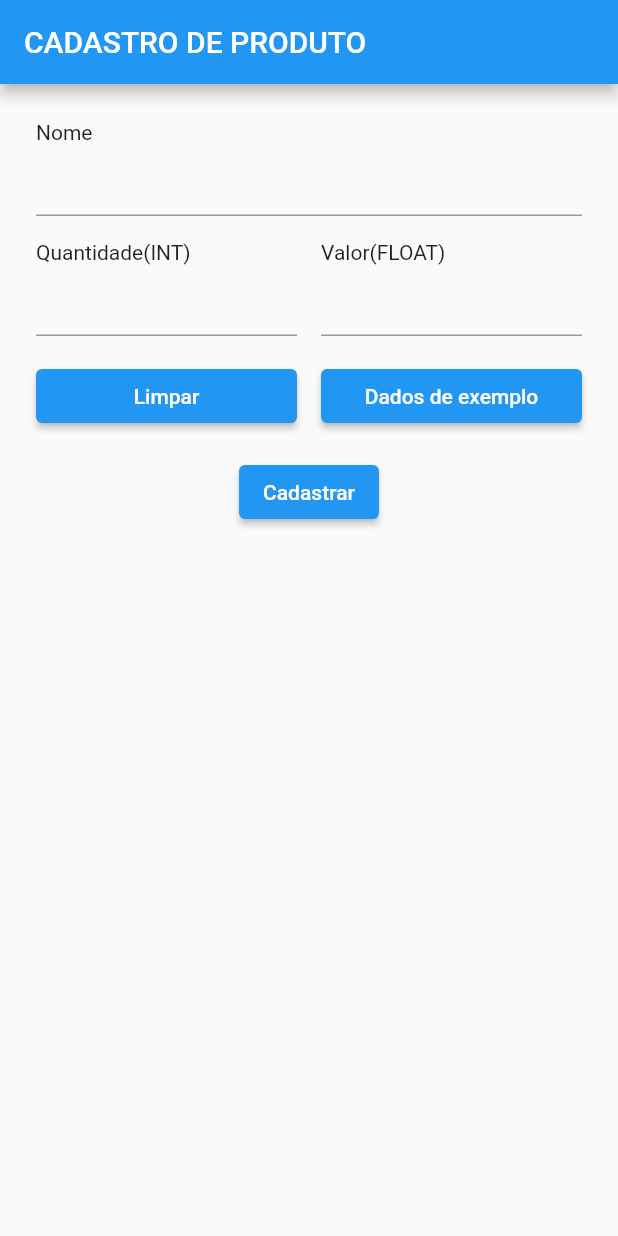
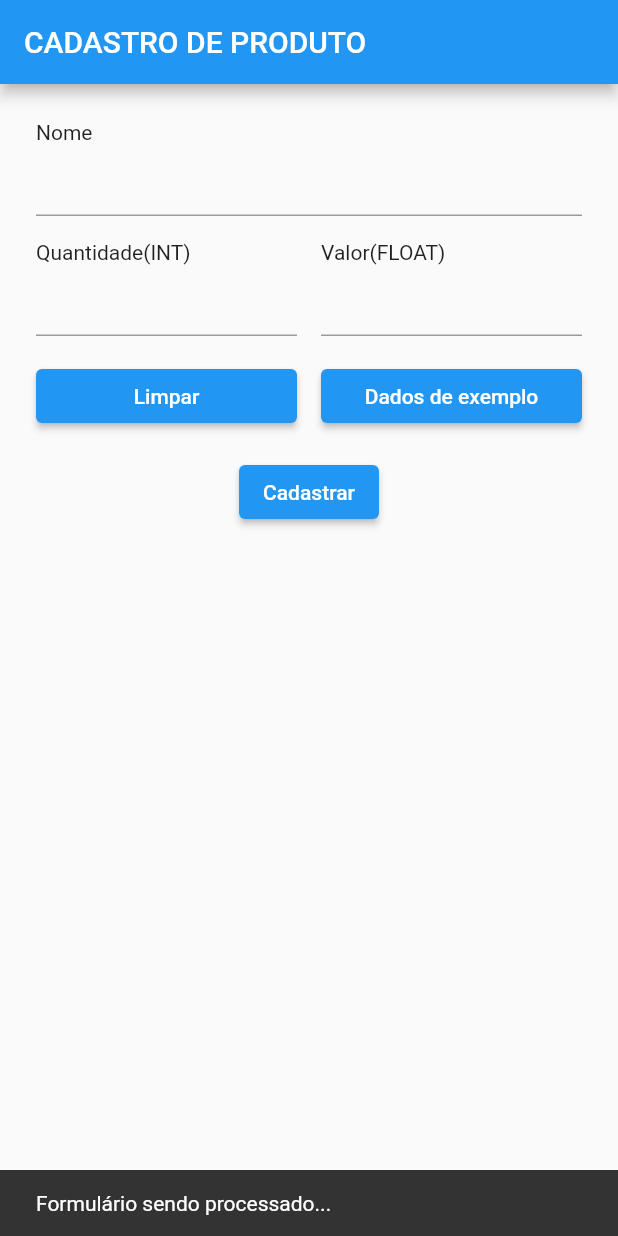
Before and after one commit to ErickBezerrar/POO-1, a Flutter app: the screen it shows after launch, after a tap on "Cadastrar", on a phone screen of 412 x 824 dp. Run offline on Flutter 3.47's test engine with Material 2 defaults, Android fonts, the phone set to English and light mode, and no system bars; missing offline and left inert: myapp; key blocks and very long unbroken strings in the code were emptied for the run.

Commit message:
flutter project tarefa6 -> adicionando snack bar depois da do formulário pronto

```diff
--- a/tarefa6/lib/main.dart
+++ b/tarefa6/lib/main.dart
@@ -1,13 +1,22 @@
 import 'package:flutter/material.dart';
 
 void main() {
-  runApp(MyApp());
+  runApp(
+    Builder(
+      builder: (BuildContext context) => MyApp(context),
+    ),
+  );
 }
+
 
 class MyApp extends StatelessWidget {
   final TextEditingController _controladorNome = TextEditingController();
   final TextEditingController _controladorQuantidade = TextEditingController();
   final TextEditingController _controladorValor = TextEditingController();
+  final BuildContext context;
+
+  MyApp(this.context);
+
 
   @override
   Widget build(BuildContext context) {
@@ -16,7 +25,8 @@ class MyApp extends StatelessWidget {
         appBar: AppBar(
           title: Text('CADASTRO DE PRODUTO'),
         ),
-        body: Padding(
+        body: Builder(
+          builder: (BuildContext scaffoldContext) => Padding(
             padding: const EdgeInsets.all(24.0),
             child: Column(
               children: <Widget>[
@@ -87,21 +97,29 @@ class MyApp extends StatelessWidget {
                 ElevatedButton(
                   child: Text('Cadastrar'),
                   onPressed: () {
-                  final String nome = _controladorNome.text;
-                  final int quantidade =
-                      int.tryParse(_controladorQuantidade.text) ?? 0;
-                  final double valor =
-                      double.tryParse(_controladorValor.text) ?? 0.0;
-                  final Produto produtoNovo =
-                      Produto(nome, quantidade, valor);
-                  print(produtoNovo);
+                    _processarFormulario(scaffoldContext);
                   },
                 ),
               ],
             ),
           ),
         ),
+      ),
     );
+  }
+
+  void _processarFormulario(BuildContext context) {
+    ScaffoldMessenger.of(context).showSnackBar(
+      SnackBar(
+        content: Text('Formulário sendo processado...'),
+      ),
+    );
+
+    final String nome = _controladorNome.text;
+    final int quantidade = int.tryParse(_controladorQuantidade.text) ?? 0;
+    final double valor = double.tryParse(_controladorValor.text) ?? 0.0;
+    final Produto produtoNovo = Produto(nome, quantidade, valor);
+    print(produtoNovo);
   }
 }
 
```
Lines whose indentation alone changed are shown as unchanged.
